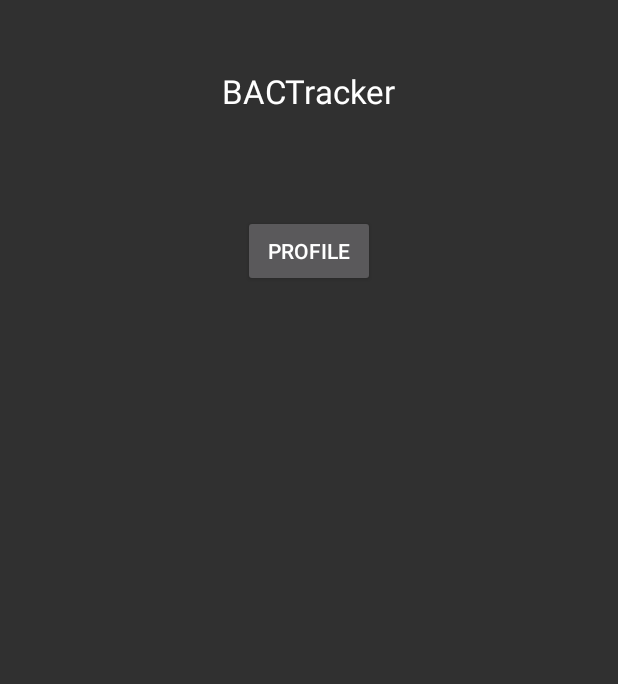
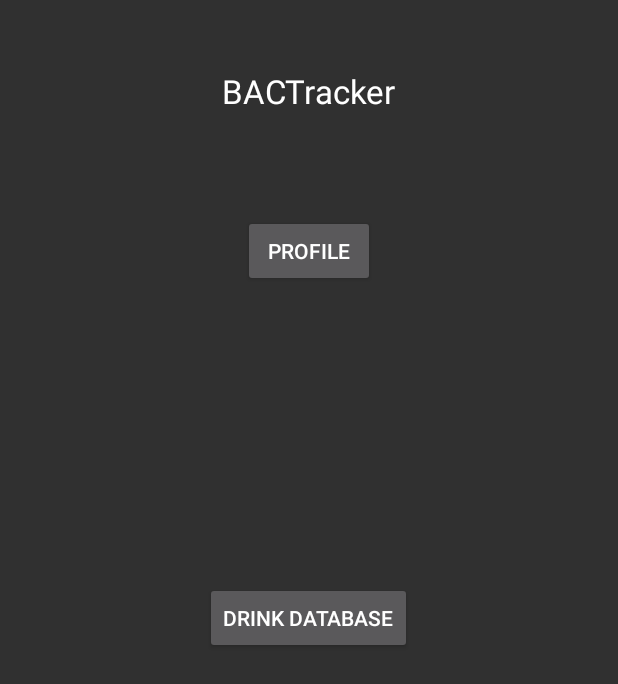
Before and after one commit to tehDugong/BACTracker, an Android app: the screen it shows after launch (PhoneActivity), on a phone screen of 412 x 824 dp. Shown: the top 684 px of the screen. Run offline under Robolectric (Android 15) with nearby library versions, the phone set to English and light mode, and no system bars.

Commit message:
temp done

```diff
--- a/mobile/src/main/java/org/cs160/bactracker/PhoneActivity.java
+++ b/mobile/src/main/java/org/cs160/bactracker/PhoneActivity.java
@@ -3,12 +3,15 @@
 import android.content.Intent;
 import android.support.v7.app.ActionBarActivity;
 import android.os.Bundle;
+import android.util.Log;
 import android.view.Menu;
 import android.view.MenuItem;
 import android.view.View;
 
 
 public class PhoneActivity extends ActionBarActivity {
+
+    String TAG;
 
     @Override
     protected void onCreate(Bundle savedInstanceState) {
@@ -43,4 +46,8 @@
         intent.setFlags(Intent.FLAG_ACTIVITY_REORDER_TO_FRONT);
         startActivity(intent);
     }
+
+    public void pressDrinkdb(View view) {
+        Log.d(TAG, "press drink db");
+    }
 }
--- a/mobile/src/main/res/layout/activity_phone.xml
+++ b/mobile/src/main/res/layout/activity_phone.xml
@@ -25,5 +25,14 @@
         android:layout_centerHorizontal="true"
         android:layout_marginTop="68dp" />
 
+    <Button
+        android:layout_width="wrap_content"
+        android:layout_height="wrap_content"
+        android:text="Drink Database"
+        android:id="@+id/drinkdb_button"
+        android:onClick="pressDrinkdb"
+        android:layout_centerVertical="true"
+        android:layout_centerHorizontal="true" />
+
 
 </RelativeLayout>
```
Also changed, not shown: mobile/src/main/java/org/cs160/bactracker/ProfilePressedActivity.java (+12 -12 lines).
